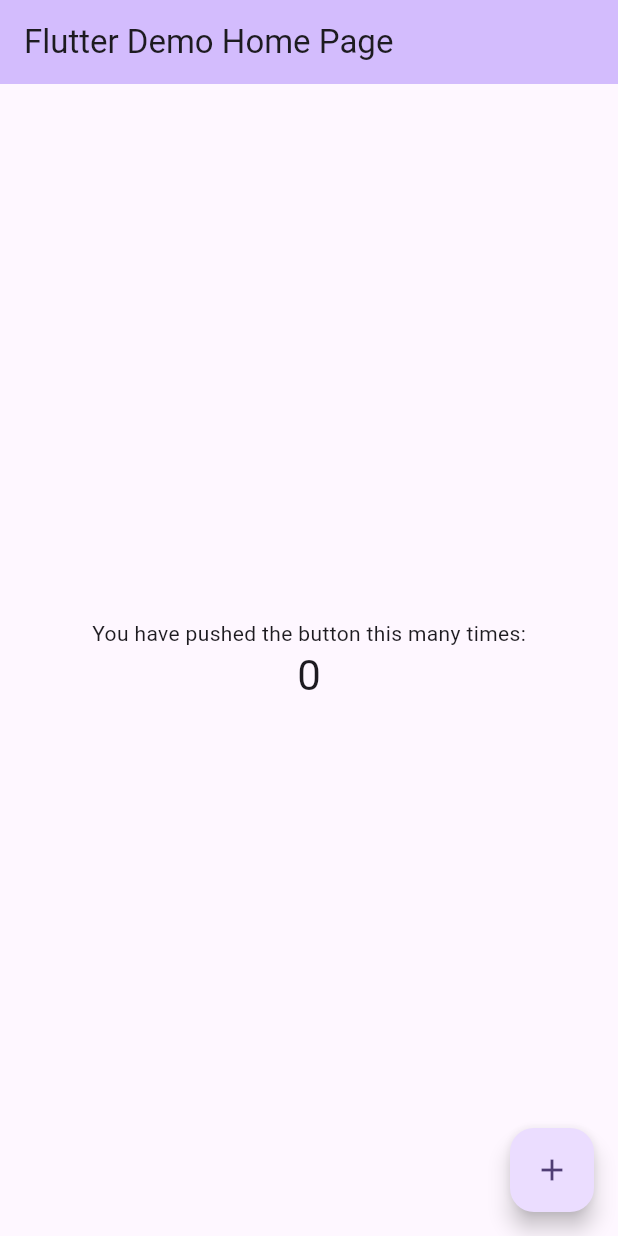
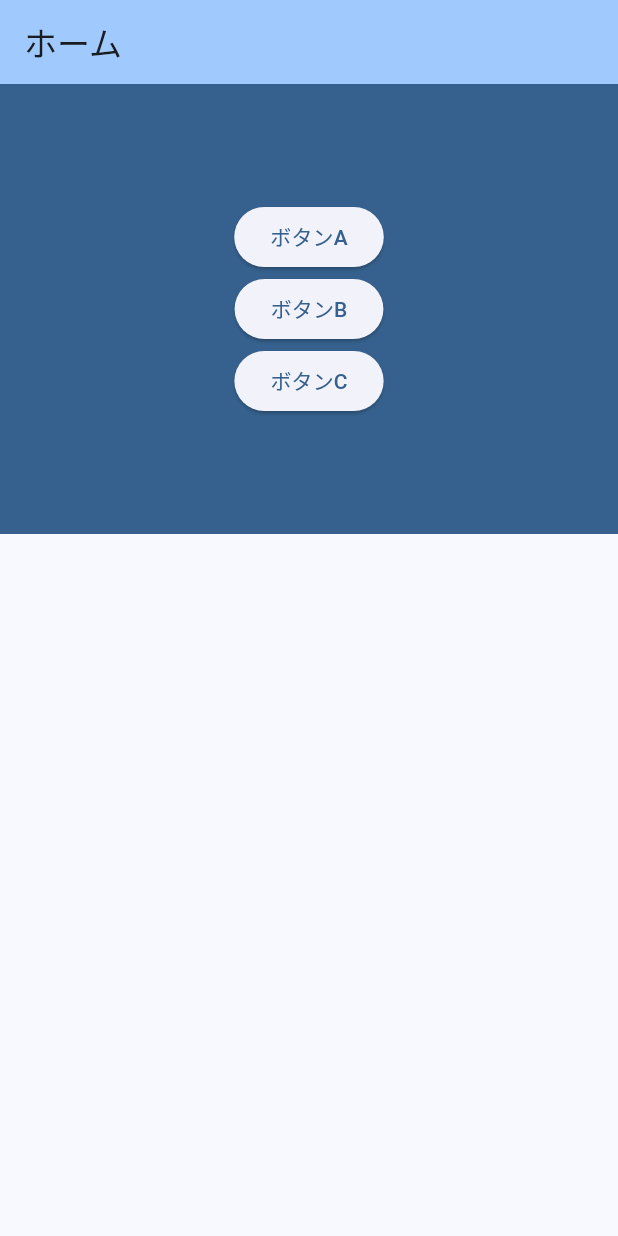
Before and after one commit to hirodesu85/flutter_univ_practice, a Flutter app: the screen it shows after launch, on a phone screen of 412 x 824 dp. Run offline on Flutter 3.47's test engine with Material 3 defaults, Android fonts, the phone set to English and light mode, and no system bars.

Commit message:
add:画面遷移の練習

```diff
--- a/lib/main.dart
+++ b/lib/main.dart
@@ -1,4 +1,5 @@
 import 'package:flutter/material.dart';
+import 'package:flutter_univ_practice/screens/home_screen.dart';
 
 void main() {
   runApp(const MyApp());
@@ -10,60 +11,12 @@ class MyApp extends StatelessWidget {
   @override
   Widget build(BuildContext context) {
     return MaterialApp(
-      title: 'Flutter Demo',
+      title: 'Flutter Univ Practice',
       theme: ThemeData(
-        colorScheme: ColorScheme.fromSeed(seedColor: Colors.deepPurple),
+        colorScheme: ColorScheme.fromSeed(seedColor: Colors.blue),
         useMaterial3: true,
       ),
-      home: const MyHomePage(title: 'Flutter Demo Home Page'),
+      home: const HomeScreen(),
     );
   }
 }
-
-class MyHomePage extends StatefulWidget {
-  const MyHomePage({super.key, required this.title});
-
-  final String title;
-
-  @override
-  State<MyHomePage> createState() => _MyHomePageState();
-}
-
-class _MyHomePageState extends State<MyHomePage> {
-  int _counter = 0;
-
-  void _incrementCounter() {
-    setState(() {
-      _counter++;
-    });
-  }
-
-  @override
-  Widget build(BuildContext context) {
-    return Scaffold(
-      appBar: AppBar(
-        backgroundColor: Theme.of(context).colorScheme.inversePrimary,
-        title: Text(widget.title),
-      ),
-      body: Center(
-        child: Column(
-          mainAxisAlignment: MainAxisAlignment.center,
-          children: <Widget>[
-            const Text(
-              'You have pushed the button this many times:',
-            ),
-            Text(
-              '$_counter',
-              style: Theme.of(context).textTheme.headlineMedium,
-            ),
-          ],
-        ),
-      ),
-      floatingActionButton: FloatingActionButton(
-        onPressed: _incrementCounter,
-        tooltip: 'Increment',
-        child: const Icon(Icons.add),
-      ),
-    );
-  }
-}
--- /dev/null
+++ b/lib/screens/home_screen.dart
@@ -0,0 +1,62 @@
+import 'package:flutter/material.dart';
+import 'package:flutter_univ_practice/screens/second_screen.dart';
+
+class HomeScreen extends StatelessWidget {
+  const HomeScreen({super.key});
+
+  @override
+  Widget build(BuildContext context) {
+    return Scaffold(
+      appBar: AppBar(
+        backgroundColor: Theme.of(context).colorScheme.inversePrimary,
+        title: Text('ホーム'),
+      ),
+      body: Container(
+        // 色を指定
+        color: Theme.of(context).colorScheme.primary,
+        width: double.infinity,
+        height: 300,
+        child: Center(
+          child: Column(
+            mainAxisAlignment: MainAxisAlignment.center,
+            children: <Widget>[
+              ElevatedButton(
+                  onPressed: () {
+                    // ボタンを押した時の処理
+                    print('画面遷移ボタンを押しました');
+                    Navigator.of(context).push(MaterialPageRoute(
+                      builder: (context) => SecondScreen(
+                        text: 'A',
+                      ),
+                    ));
+                  },
+                  child: const Text('ボタンA')),
+              ElevatedButton(
+                  onPressed: () {
+                    // ボタンを押した時の処理
+                    print('画面遷移ボタンを押しました');
+                    Navigator.of(context).push(MaterialPageRoute(
+                      builder: (context) => SecondScreen(
+                        text: 'B',
+                      ),
+                    ));
+                  },
+                  child: const Text('ボタンB')),
+              ElevatedButton(
+                  onPressed: () {
+                    // ボタンを押した時の処理
+                    print('画面遷移ボタンを押しました');
+                    Navigator.of(context).push(MaterialPageRoute(
+                      builder: (context) => SecondScreen(
+                        text: 'C',
+                      ),
+                    ));
+                  },
+                  child: const Text('ボタンC')),
+            ],
+          ),
+        ),
+      ),
+    );
+  }
+}
```
Also changed, not shown: lib/screens/second_screen.dart (added, +28 -0 lines).
